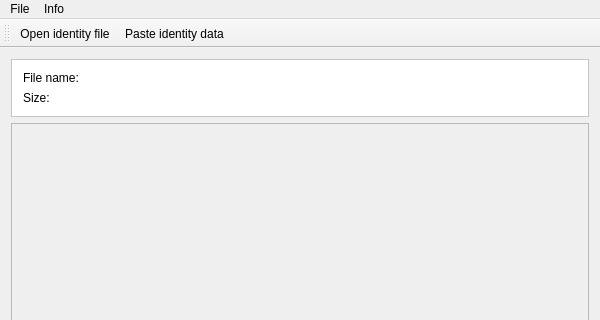
Qt form mainwindow.ui (sqrldev/IdTool) before a commit; both pictures show x 0 to 600 and y 0 to 320 of the 600 by 700 pixel window.
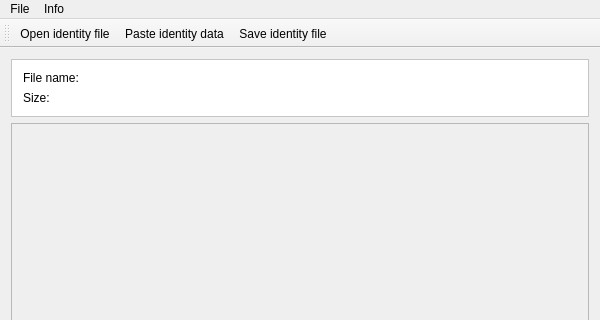
The same form after that commit. Icons and pictures are not drawn.

Patch:
```diff
--- a/mainwindow.ui
+++ b/mainwindow.ui
@@ -168,6 +168,7 @@
    </attribute>
    <addaction name="actionOpenFile"/>
    <addaction name="actionPasteIdentityData"/>
+   <addaction name="actionSaveIdentityFile"/>
   </widget>
   <widget class="QStatusBar" name="statusBar"/>
   <action name="actionOpenFile">
@@ -197,6 +198,15 @@
     <string>About</string>
    </property>
   </action>
+  <action name="actionSaveIdentityFile">
+   <property name="icon">
+    <iconset resource="res.qrc">
+     <normaloff>:/res/img/SaveAs_16x.png</normaloff>:/res/img/SaveAs_16x.png</iconset>
+   </property>
+   <property name="text">
+    <string>Save identity file</string>
+   </property>
+  </action>
  </widget>
  <layoutdefault spacing="6" margin="11"/>
  <resources>
```
Left out of the diff: 3 changed lines with no effect on the pictures.
